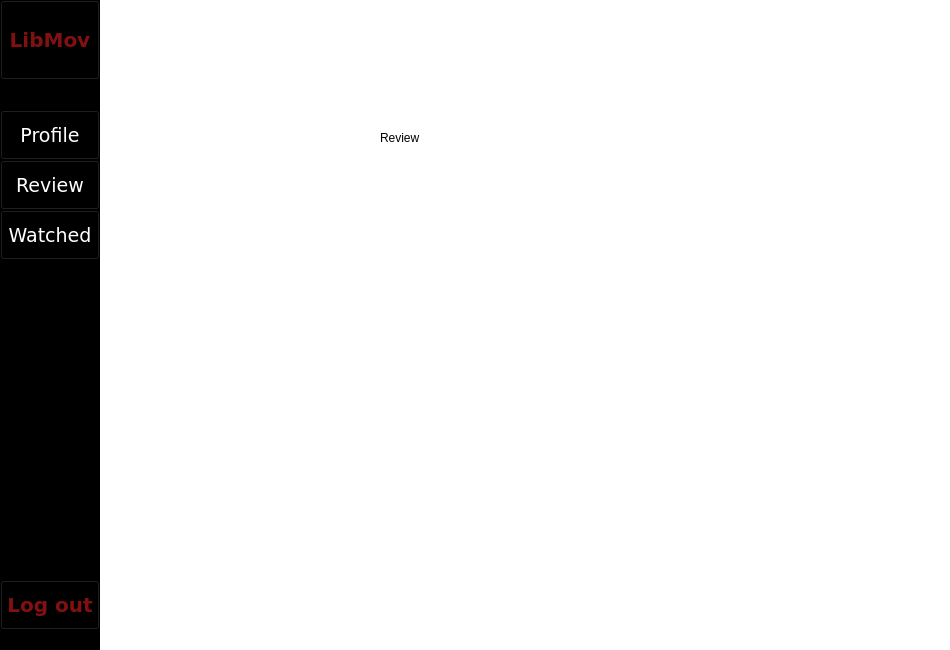
Above: ReviewPageUi.ui from gkasita/LibMov_SEP before the change. Below: the same form after it.
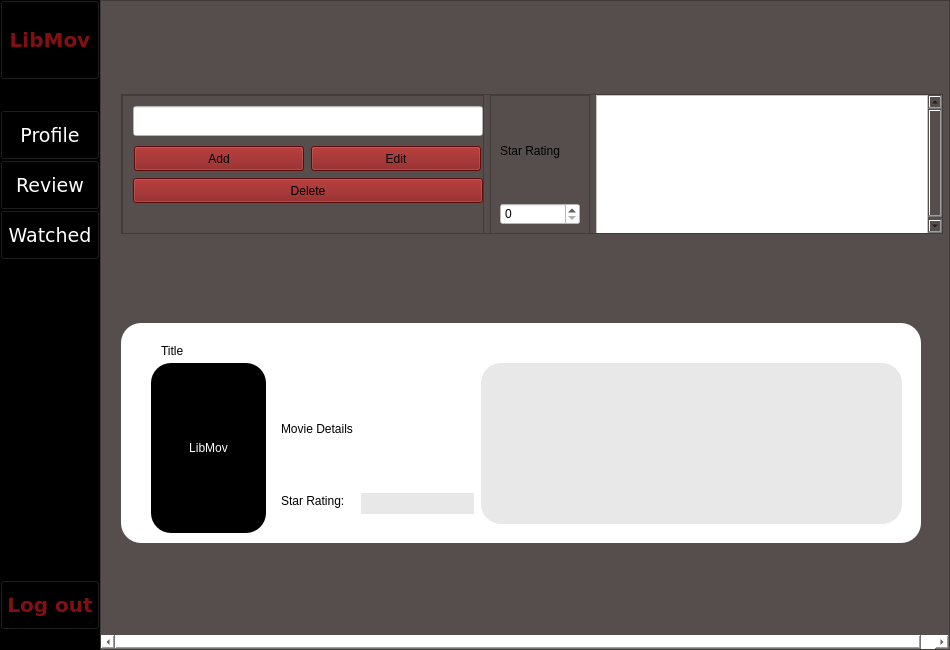
That is the form after the change.

```diff
--- a/ReviewPageUi.ui
+++ b/ReviewPageUi.ui
@@ -232,18 +232,422 @@
     </property>
    </widget>
   </widget>
-  <widget class="QLabel" name="label">
+  <widget class="QScrollArea" name="scrollArea">
    <property name="geometry">
     <rect>
-     <x>380</x>
-     <y>130</y>
-     <width>58</width>
-     <height>16</height>
+     <x>100</x>
+     <y>0</y>
+     <width>850</width>
+     <height>650</height>
     </rect>
    </property>
-   <property name="text">
-    <string>Review</string>
+   <property name="sizePolicy">
+    <sizepolicy hsizetype="Expanding" vsizetype="Expanding">
+     <horstretch>0</horstretch>
+     <verstretch>0</verstretch>
+    </sizepolicy>
    </property>
+   <property name="minimumSize">
+    <size>
+     <width>850</width>
+     <height>650</height>
+    </size>
+   </property>
+   <property name="maximumSize">
+    <size>
+     <width>850</width>
+     <height>650</height>
+    </size>
+   </property>
+   <property name="styleSheet">
+    <string notr="true">background-color: rgb(86, 77, 77);</string>
+   </property>
+   <property name="widgetResizable">
+    <bool>true</bool>
+   </property>
+   <widget class="QWidget" name="scrollAreaWidgetContents">
+    <property name="geometry">
+     <rect>
+      <x>0</x>
+      <y>0</y>
+      <width>862</width>
+      <height>648</height>
+     </rect>
+    </property>
+    <layout class="QVBoxLayout" name="verticalLayout">
+     <property name="spacing">
+      <number>-1</number>
+     </property>
+     <property name="leftMargin">
+      <number>20</number>
+     </property>
+     <property name="topMargin">
+      <number>10</number>
+     </property>
+     <property name="rightMargin">
+      <number>20</number>
+     </property>
+     <item>
+      <widget class="QScrollArea" name="scrollArea_7">
+       <property name="minimumSize">
+        <size>
+         <width>822</width>
+         <height>140</height>
+        </size>
+       </property>
+       <property name="maximumSize">
+        <size>
+         <width>822</width>
+         <height>140</height>
+        </size>
+       </property>
+       <property name="widgetResizable">
+        <bool>true</bool>
+       </property>
+       <widget class="QWidget" name="scrollAreaWidgetContents_7">
+        <property name="geometry">
+         <rect>
+          <x>0</x>
+          <y>0</y>
+          <width>820</width>
+          <height>140</height>
+         </rect>
+        </property>
+        <layout class="QHBoxLayout" name="horizontalLayout_2">
+         <property name="leftMargin">
+          <number>0</number>
+         </property>
+         <property name="topMargin">
+          <number>0</number>
+         </property>
+         <property name="rightMargin">
+          <number>0</number>
+         </property>
+         <property name="bottomMargin">
+          <number>0</number>
+         </property>
+         <item>
+          <widget class="QFrame" name="frame_2">
+           <property name="minimumSize">
+            <size>
+             <width>300</width>
+             <height>140</height>
+            </size>
+           </property>
+           <property name="frameShape">
+            <enum>QFrame::StyledPanel</enum>
+           </property>
+           <property name="frameShadow">
+            <enum>QFrame::Raised</enum>
+           </property>
+           <layout class="QVBoxLayout" name="verticalLayout_2">
+            <property name="spacing">
+             <number>-1</number>
+            </property>
+            <property name="leftMargin">
+             <number>10</number>
+            </property>
+            <property name="topMargin">
+             <number>10</number>
+            </property>
+            <property name="rightMargin">
+             <number>0</number>
+            </property>
+            <property name="bottomMargin">
+             <number>0</number>
+            </property>
+            <item>
+             <widget class="QLineEdit" name="searchLED">
+              <property name="minimumSize">
+               <size>
+                <width>0</width>
+                <height>30</height>
+               </size>
+              </property>
+              <property name="styleSheet">
+               <string notr="true">background-color: rgb(255, 255, 255);</string>
+              </property>
+             </widget>
+            </item>
+            <item>
+             <widget class="QWidget" name="widget" native="true">
+              <property name="minimumSize">
+               <size>
+                <width>350</width>
+                <height>30</height>
+               </size>
+              </property>
+              <property name="maximumSize">
+               <size>
+                <width>350</width>
+                <height>25</height>
+               </size>
+              </property>
+              <layout class="QHBoxLayout" name="horizontalLayout_3">
+               <property name="leftMargin">
+                <number>0</number>
+               </property>
+               <property name="topMargin">
+                <number>0</number>
+               </property>
+               <property name="rightMargin">
+                <number>0</number>
+               </property>
+               <property name="bottomMargin">
+                <number>0</number>
+               </property>
+               <item>
+                <widget class="QPushButton" name="addButton">
+                 <property name="minimumSize">
+                  <size>
+                   <width>170</width>
+                   <height>25</height>
+                  </size>
+                 </property>
+                 <property name="maximumSize">
+                  <size>
+                   <width>150</width>
+                   <height>25</height>
+                  </size>
+                 </property>
+                 <property name="styleSheet">
+                  <string notr="true">background-color: rgb(131, 16, 16);</string>
+                 </property>
+                 <property name="text">
+                  <string>Add</string>
+                 </property>
+                </widget>
+               </item>
+               <item>
+                <widget class="QPushButton" name="editButton">
+                 <property name="minimumSize">
+                  <size>
+                   <width>170</width>
+                   <height>25</height>
+                  </size>
+                 </property>
+                 <property name="maximumSize">
+                  <size>
+                   <width>150</width>
+                   <height>25</height>
+                  </size>
+                 </property>
+                 <property name="styleSheet">
+                  <string notr="true">background-color: rgb(131, 16, 16);</string>
+                 </property>
+                 <property name="text">
+                  <string>Edit</string>
+                 </property>
+                </widget>
+               </item>
+              </layout>
+             </widget>
+            </item>
+            <item>
+             <widget class="QPushButton" name="deleteButton">
+              <property name="minimumSize">
+               <size>
+                <width>0</width>
+                <height>25</height>
+               </size>
+              </property>
+              <property name="maximumSize">
+               <size>
+                <width>16777215</width>
+                <height>25</height>
+               </size>
+              </property>
+              <property name="styleSheet">
+               <string notr="true">background-color: rgb(131, 16, 16);</string>
+              </property>
+              <property name="text">
+               <string>Delete</string>
+              </property>
+             </widget>
+            </item>
+            <item>
+             <widget class="QLabel" name="label_2">
+              <property name="text">
+               <string/>
+              </property>
+             </widget>
+            </item>
+           </layout>
+          </widget>
+         </item>
+         <item>
+          <widget class="QFrame" name="frame_3">
+           <property name="minimumSize">
+            <size>
+             <width>100</width>
+             <height>140</height>
+            </size>
+           </property>
+           <property name="maximumSize">
+            <size>
+             <width>16777215</width>
+             <height>140</height>
+            </size>
+           </property>
+           <property name="sizeIncrement">
+            <size>
+             <width>100</width>
+             <height>0</height>
+            </size>
+           </property>
+           <property name="frameShape">
+            <enum>QFrame::StyledPanel</enum>
+           </property>
+           <property name="frameShadow">
+            <enum>QFrame::Raised</enum>
+           </property>
+           <layout class="QVBoxLayout" name="verticalLayout_3">
+            <item>
+             <widget class="QLabel" name="label">
+              <property name="text">
+               <string>Star Rating</string>
+              </property>
+             </widget>
+            </item>
+            <item>
+             <widget class="QSpinBox" name="ratingSPB">
+              <property name="styleSheet">
+               <string notr="true">background-color: rgb(255, 255, 255);</string>
+              </property>
+             </widget>
+            </item>
+           </layout>
+          </widget>
+         </item>
+         <item>
+          <widget class="QPlainTextEdit" name="textArea">
+           <property name="styleSheet">
+            <string notr="true">background-color: rgb(255, 255, 255);</string>
+           </property>
+          </widget>
+         </item>
+        </layout>
+       </widget>
+      </widget>
+     </item>
+     <item>
+      <widget class="QWidget" name="widget_2" native="true">
+       <property name="minimumSize">
+        <size>
+         <width>800</width>
+         <height>220</height>
+        </size>
+       </property>
+       <property name="maximumSize">
+        <size>
+         <width>800</width>
+         <height>220</height>
+        </size>
+       </property>
+       <property name="styleSheet">
+        <string notr="true">background-color: rgb(255, 255, 255);
+border-radius: 20px</string>
+       </property>
+       <widget class="QPushButton" name="pushButton_3">
+        <property name="geometry">
+         <rect>
+          <x>30</x>
+          <y>40</y>
+          <width>115</width>
+          <height>170</height>
+         </rect>
+        </property>
+        <property name="minimumSize">
+         <size>
+          <width>115</width>
+          <height>170</height>
+         </size>
+        </property>
+        <property name="maximumSize">
+         <size>
+          <width>115</width>
+          <height>170</height>
+         </size>
+        </property>
+        <property name="styleSheet">
+         <string notr="true">background-color: rgb(0, 0, 0);
+color: rgb(255, 255, 255);</string>
+        </property>
+        <property name="text">
+         <string>LibMov</string>
+        </property>
+       </widget>
+       <widget class="QLabel" name="TitleLB">
+        <property name="geometry">
+         <rect>
+          <x>40</x>
+          <y>20</y>
+          <width>241</width>
+          <height>16</height>
+         </rect>
+        </property>
+        <property name="text">
+         <string>Title</string>
+        </property>
+       </widget>
+       <widget class="QPlainTextEdit" name="reviewArea">
+        <property name="geometry">
+         <rect>
+          <x>360</x>
+          <y>40</y>
+          <width>421</width>
+          <height>161</height>
+         </rect>
+        </property>
+        <property name="styleSheet">
+         <string notr="true">background-color: rgb(232, 232, 232);
+padding: 8px;</string>
+        </property>
+       </widget>
+       <widget class="QLabel" name="movieLB">
+        <property name="geometry">
+         <rect>
+          <x>160</x>
+          <y>50</y>
+          <width>181</width>
+          <height>111</height>
+         </rect>
+        </property>
+        <property name="text">
+         <string>Movie Details</string>
+        </property>
+       </widget>
+       <widget class="QLineEdit" name="starratingLED">
+        <property name="geometry">
+         <rect>
+          <x>240</x>
+          <y>170</y>
+          <width>113</width>
+          <height>21</height>
+         </rect>
+        </property>
+        <property name="styleSheet">
+         <string notr="true">background-color: rgb(232, 232, 232);
+padding: 8px;</string>
+        </property>
+       </widget>
+       <widget class="QLabel" name="label_3">
+        <property name="geometry">
+         <rect>
+          <x>160</x>
+          <y>170</y>
+          <width>71</width>
+          <height>16</height>
+         </rect>
+        </property>
+        <property name="text">
+         <string>Star Rating:</string>
+        </property>
+       </widget>
+      </widget>
+     </item>
+    </layout>
+   </widget>
   </widget>
  </widget>
  <resources/>
```
